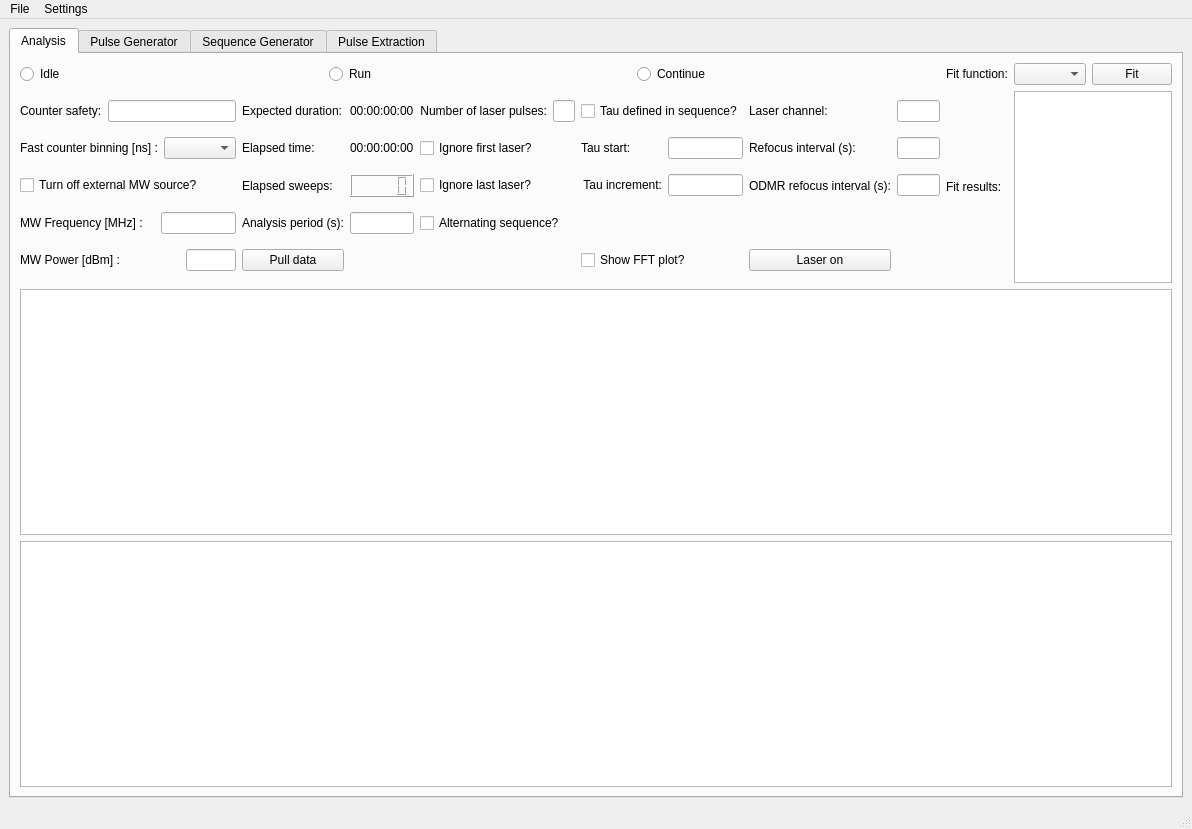
This is gui/pulsed/ui_pulsed_maingui.ui in Ulm-IQO/qudi as Qt 5 draws it before an edit. The edited form follows.
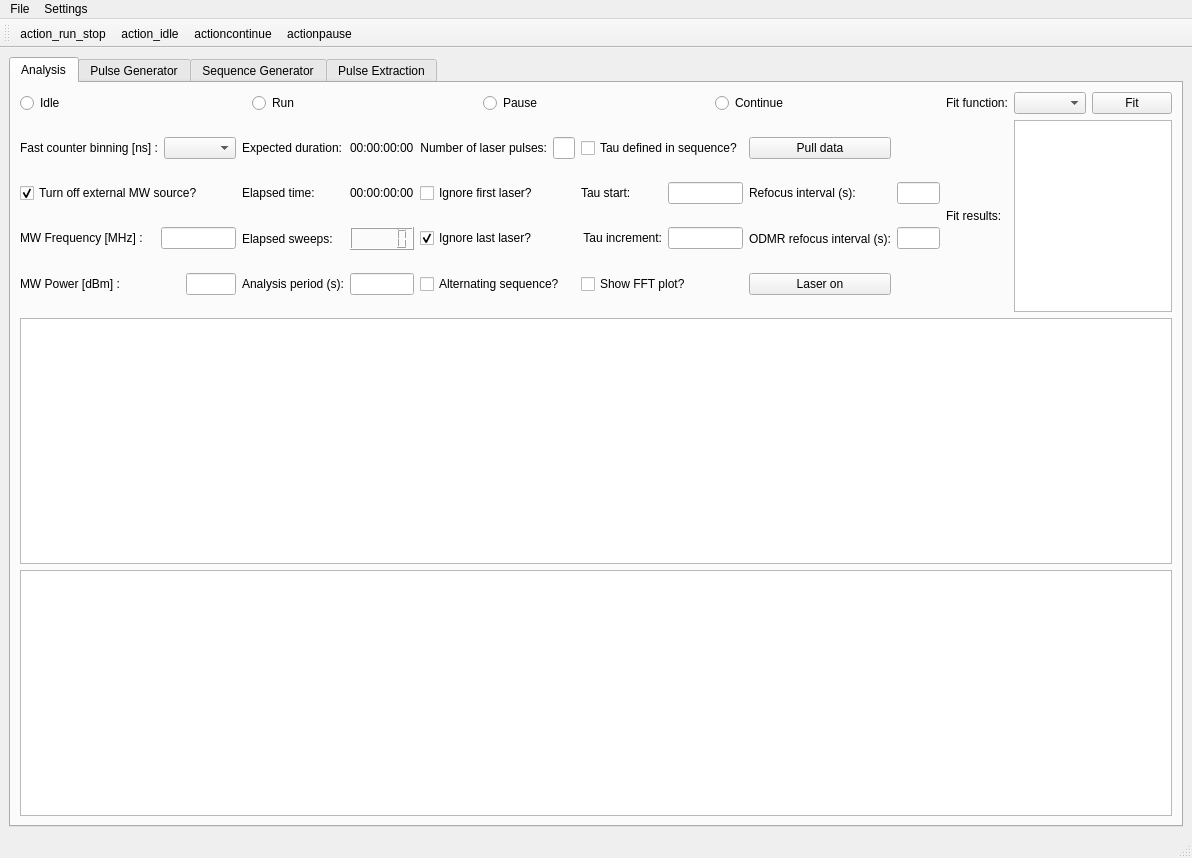
This is the edited form. The open tabs and pages were chosen to show the change. Icons and pictures are not drawn. Custom widgets are drawn as their Qt base class.

Commit message: some more changes in analyse-pulse-meausurement-gui

What changed in the file:
```diff
--- a/gui/pulsed/ui_pulsed_maingui.ui
+++ b/gui/pulsed/ui_pulsed_maingui.ui
@@ -7,7 +7,7 @@
     <x>0</x>
     <y>0</y>
     <width>1192</width>
-    <height>778</height>
+    <height>812</height>
    </rect>
   </property>
   <property name="windowTitle">
@@ -20,7 +20,7 @@
       <item row="0" column="0">
        <widget class="QTabWidget" name="tabWidget">
         <property name="currentIndex">
-         <number>1</number>
+         <number>0</number>
         </property>
         <widget class="QWidget" name="tab">
          <attribute name="title">
@@ -34,6 +34,9 @@
             </property>
            </widget>
           </item>
+          <item row="2" column="0">
+           <widget class="PlotWidget" name="fft_PlotWidget"/>
+          </item>
           <item row="0" column="0">
            <layout class="QGridLayout" name="gridLayout_4">
             <item row="0" column="0">
@@ -87,16 +90,6 @@
               </item>
               <item row="1" column="0">
                <layout class="QGridLayout" name="gridLayout_20">
-                <item row="0" column="10">
-                 <widget class="QLineEdit" name="laser_channel_LineEdit"/>
-                </item>
-                <item row="0" column="9">
-                 <widget class="QLabel" name="laser_channel_Label">
-                  <property name="text">
-                   <string>Laser channel:</string>
-                  </property>
-                 </widget>
-                </item>
                 <item row="3" column="3">
                  <widget class="QLineEdit" name="analysis_period_InputWidget">
                   <property name="maximumSize">
@@ -123,13 +116,6 @@
                 <item row="1" column="10">
                  <widget class="QLineEdit" name="refocus_interval_LineEdit"/>
                 </item>
-                <item row="4" column="9">
-                 <widget class="QPushButton" name="laser_on_PushButton">
-                  <property name="text">
-                   <string>Laser on</string>
-                  </property>
-                 </widget>
-                </item>
                 <item row="2" column="9">
                  <widget class="QLabel" name="odmr_refocus_interval_Label">
                   <property name="text">
@@ -142,6 +128,9 @@
                   <property name="text">
                    <string>Ignore last laser?</string>
                   </property>
+                  <property name="checked">
+                   <bool>true</bool>
+                  </property>
                  </widget>
                 </item>
                 <item row="2" column="2">
@@ -178,13 +167,6 @@
                   </property>
                  </widget>
                 </item>
-                <item row="4" column="2">
-                 <widget class="QPushButton" name="pull_data_pushButton">
-                  <property name="text">
-                   <string>Pull data</string>
-                  </property>
-                 </widget>
-                </item>
                 <item row="1" column="5">
                  <widget class="QCheckBox" name="ignore_first_laser_CheckBox">
                   <property name="text">
@@ -216,17 +198,10 @@
                   </property>
                  </widget>
                 </item>
-                <item row="2" column="0">
-                 <widget class="QCheckBox" name="turn_off_external_mw_source_CheckBo">
-                  <property name="text">
-                   <string>Turn off external MW source?</string>
-                  </property>
-                 </widget>
-                </item>
                 <item row="2" column="7">
                  <layout class="QGridLayout" name="gridLayout_33">
                   <item row="0" column="0">
-                   <widget class="QLabel" name="label_18">
+                   <widget class="QLabel" name="tau_increment_Label">
                     <property name="text">
                      <string>Tau increment:</string>
                     </property>
@@ -236,7 +211,7 @@
                    </widget>
                   </item>
                   <item row="0" column="1">
-                   <widget class="QLineEdit" name="tauincrement_InputWidget">
+                   <widget class="QLineEdit" name="tau_increment_InputWidget">
                     <property name="maximumSize">
                      <size>
                       <width>75</width>
@@ -260,65 +235,9 @@
                   </property>
                  </spacer>
                 </item>
-                <item row="1" column="0">
-                 <layout class="QGridLayout" name="gridLayout_28">
-                  <item row="0" column="0">
-                   <widget class="QLabel" name="label_16">
-                    <property name="text">
-                     <string>Fast counter binning [ns] :</string>
-                    </property>
-                   </widget>
-                  </item>
-                  <item row="0" column="1">
-                   <widget class="QComboBox" name="binning_comboBox"/>
-                  </item>
-                 </layout>
-                </item>
                 <item row="2" column="3">
                  <widget class="QLCDNumber" name="elapsed_sweeps_LCDNumber"/>
                 </item>
-                <item row="3" column="0">
-                 <layout class="QGridLayout" name="gridLayout_30">
-                  <item row="0" column="0">
-                   <widget class="QLabel" name="label_14">
-                    <property name="text">
-                     <string>MW Frequency [MHz] :</string>
-                    </property>
-                   </widget>
-                  </item>
-                  <item row="0" column="1">
-                   <widget class="QLineEdit" name="frequency_InputWidget">
-                    <property name="maximumSize">
-                     <size>
-                      <width>75</width>
-                      <height>16777215</height>
-                     </size>
-                    </property>
-                   </widget>
-                  </item>
-                 </layout>
-                </item>
-                <item row="4" column="0">
-                 <layout class="QGridLayout" name="gridLayout_31">
-                  <item row="0" column="0">
-                   <widget class="QLabel" name="label_13">
-                    <property name="text">
-                     <string>MW Power [dBm] :</string>
-                    </property>
-                   </widget>
-                  </item>
-                  <item row="0" column="1">
-                   <widget class="QLineEdit" name="power_InputWidget">
-                    <property name="maximumSize">
-                     <size>
-                      <width>50</width>
-                      <height>16777215</height>
-                     </size>
-                    </property>
-                   </widget>
-                  </item>
-                 </layout>
-                </item>
                 <item row="0" column="5">
                  <layout class="QGridLayout" name="gridLayout_27">
                   <item row="0" column="0">
@@ -362,7 +281,7 @@
                 <item row="1" column="7">
                  <layout class="QGridLayout" name="gridLayout_32">
                   <item row="0" column="0">
-                   <widget class="QLabel" name="label_19">
+                   <widget class="QLabel" name="tau_start_Label">
                     <property name="text">
                      <string>Tau start:</string>
                     </property>
@@ -372,7 +291,7 @@
                    </widget>
                   </item>
                   <item row="0" column="1">
-                   <widget class="QLineEdit" name="taustart_InputWidget">
+                   <widget class="QLineEdit" name="tau_start_InputWidget">
                     <property name="maximumSize">
                      <size>
                       <width>75</width>
@@ -422,7 +341,14 @@
                   </property>
                  </widget>
                 </item>
-                <item row="4" column="7">
+                <item row="3" column="9">
+                 <widget class="QPushButton" name="laser_on_PushButton">
+                  <property name="text">
+                   <string>Laser on</string>
+                  </property>
+                 </widget>
+                </item>
+                <item row="3" column="7">
                  <widget class="QCheckBox" name="show_fft_plot_CheckBox">
                   <property name="text">
                    <string>Show FFT plot?</string>
@@ -430,19 +356,78 @@
                  </widget>
                 </item>
                 <item row="0" column="0">
-                 <layout class="QGridLayout" name="gridLayout_34">
+                 <layout class="QGridLayout" name="gridLayout_28">
+                  <item row="0" column="2">
+                   <widget class="QComboBox" name="binning_comboBox"/>
+                  </item>
+                  <item row="0" column="1">
+                   <widget class="QLabel" name="label_16">
+                    <property name="text">
+                     <string>Fast counter binning [ns] :</string>
+                    </property>
+                   </widget>
+                  </item>
+                 </layout>
+                </item>
+                <item row="1" column="0">
+                 <widget class="QCheckBox" name="turn_off_external_mw_source_CheckBox">
+                  <property name="text">
+                   <string>Turn off external MW source?</string>
+                  </property>
+                  <property name="checked">
+                   <bool>true</bool>
+                  </property>
+                 </widget>
+                </item>
+                <item row="2" column="0">
+                 <layout class="QGridLayout" name="gridLayout_30">
                   <item row="0" column="0">
-                   <widget class="QLabel" name="counter_safety_Label">
+                   <widget class="QLabel" name="mw_frequency_Label">
                     <property name="text">
-                     <string>Counter safety:</string>
+                     <string>MW Frequency [MHz] :</string>
                     </property>
                    </widget>
                   </item>
                   <item row="0" column="1">
-                   <widget class="QLineEdit" name="counter_safety_LineEdit"/>
+                   <widget class="QLineEdit" name="mw_frequency_InputWidget">
+                    <property name="maximumSize">
+                     <size>
+                      <width>75</width>
+                      <height>16777215</height>
+                     </size>
+                    </property>
+                   </widget>
                   </item>
                  </layout>
                 </item>
+                <item row="3" column="0">
+                 <layout class="QGridLayout" name="gridLayout_31">
+                  <item row="0" column="0">
+                   <widget class="QLabel" name="mw_power_Label">
+                    <property name="text">
+                     <string>MW Power [dBm] :</string>
+                    </property>
+                   </widget>
+                  </item>
+                  <item row="0" column="1">
+                   <widget class="QLineEdit" name="mw_power_InputWidget">
+                    <property name="maximumSize">
+                     <size>
+                      <width>50</width>
+                      <height>16777215</height>
+                     </size>
+                    </property>
+                   </widget>
+                  </item>
+                 </layout>
+                </item>
+                <item row="0" column="9">
+                 <widget class="QPushButton" name="pull_data_pushButton">
+                  <property name="text">
+                   <string>Pull data</string>
+                  </property>
+                 </widget>
+                </item>
                </layout>
               </item>
               <item row="0" column="0">
@@ -454,29 +439,33 @@
                   </property>
                  </widget>
                 </item>
-                <item row="0" column="1">
-                 <widget class="QRadioButton" name="run_radioButton">
-                  <property name="text">
-                   <string>Run</string>
-                  </property>
-                 </widget>
-                </item>
-                <item row="0" column="2">
+                <item row="0" column="3">
                  <widget class="QRadioButton" name="continue_RadiButton">
                   <property name="text">
                    <string>Continue</string>
                   </property>
                  </widget>
                 </item>
+                <item row="0" column="1">
+                 <widget class="QRadioButton" name="run_radioButton">
+                  <property name="text">
+                   <string>Run</string>
+                  </property>
+                 </widget>
+                </item>
+                <item row="0" column="2">
+                 <widget class="QRadioButton" name="radioButton">
+                  <property name="text">
+                   <string>Pause</string>
+                  </property>
+                 </widget>
+                </item>
                </layout>
               </item>
              </layout>
             </item>
            </layout>
           </item>
-          <item row="2" column="0">
-           <widget class="PlotWidget" name="fft_PlotWidget"/>
-          </item>
          </layout>
         </widget>
         <widget class="QWidget" name="tab_2">
@@ -1315,72 +1304,6 @@
               <item row="1" column="1">
                <widget class="PlotWidget" name="signal_to__ratio_PlotWidget"/>
               </item>
-              <item row="1" column="0">
-               <layout class="QGridLayout" name="gridLayout_23">
-                <item row="0" column="0">
-                 <widget class="QLabel" name="auto_analyzer_time_Label">
-                  <property name="text">
-                   <string>auto analyzer time:</string>
-                  </property>
-                 </widget>
-                </item>
-                <item row="2" column="0">
-                 <widget class="QLabel" name="normalize_safety_Label">
-                  <property name="text">
-                   <string>Normalize safety (ns)</string>
-                  </property>
-                 </widget>
-                </item>
-                <item row="3" column="1">
-                 <widget class="QSpinBox" name="max_offset_SpinBox">
-                  <property name="maximum">
-                   <number>99999999</number>
-                  </property>
-                  <property name="value">
-                   <number>500</number>
-                  </property>
-                 </widget>
-                </item>
-                <item row="2" column="1">
-                 <widget class="QDoubleSpinBox" name="normalize_safety_SpinBox">
-                  <property name="maximum">
-                   <double>99999999.989999994635582</double>
-                  </property>
-                  <property name="value">
-                   <double>5.000000000000000</double>
-                  </property>
-                 </widget>
-                </item>
-                <item row="1" column="1">
-                 <widget class="QCheckBox" name="do_average_normalization_CheckBox">
-                  <property name="text">
-                   <string/>
-                  </property>
-                 </widget>
-                </item>
-                <item row="0" column="1">
-                 <widget class="QPushButton" name="auto_analyzer_time_PushButton">
-                  <property name="text">
-                   <string>Auto</string>
-                  </property>
-                 </widget>
-                </item>
-                <item row="1" column="0">
-                 <widget class="QLabel" name="do_average_normalization_Label">
-                  <property name="text">
-                   <string>Do averaged normalization?</string>
-                  </property>
-                 </widget>
-                </item>
-                <item row="3" column="0">
-                 <widget class="QLabel" name="max_offset_Label">
-                  <property name="text">
-                   <string>Max offset (bins)</string>
-                  </property>
-                 </widget>
-                </item>
-               </layout>
-              </item>
               <item row="4" column="1">
                <widget class="PlotWidget" name="lasertrace_plot_ViewWidget">
                 <property name="autoFillBackground">
@@ -1520,22 +1443,7 @@
                </layout>
               </item>
               <item row="0" column="0">
-               <layout class="QGridLayout" name="gridLayout_29">
-                <item row="0" column="0">
-                 <widget class="QRadioButton" name="analysis1_RadioButton_3">
-                  <property name="text">
-                   <string>Analysis1</string>
-                  </property>
-                 </widget>
-                </item>
-                <item row="0" column="1">
-                 <widget class="QRadioButton" name="analysis2_RadioButton">
-                  <property name="text">
-                   <string>Analysis 2</string>
-                  </property>
-                 </widget>
-                </item>
-               </layout>
+               <layout class="QGridLayout" name="gridLayout_29"/>
               </item>
              </layout>
             </item>
@@ -1576,6 +1484,21 @@
    <addaction name="menuSettings"/>
   </widget>
   <widget class="QStatusBar" name="statusbar"/>
+  <widget class="QToolBar" name="toolBar">
+   <property name="windowTitle">
+    <string>toolBar</string>
+   </property>
+   <attribute name="toolBarArea">
+    <enum>TopToolBarArea</enum>
+   </attribute>
+   <attribute name="toolBarBreak">
+    <bool>true</bool>
+   </attribute>
+   <addaction name="actionAction_run_stop"/>
+   <addaction name="actionAction_idle"/>
+   <addaction name="actionActioncontinue"/>
+   <addaction name="actionActionpause"/>
+  </widget>
   <action name="actionSettings_Sequence">
    <property name="text">
     <string>Settings: Analysis</string>
@@ -1596,6 +1519,50 @@
     <string>Save</string>
    </property>
   </action>
+  <action name="actionTest">
+   <property name="text">
+    <string>test</string>
+   </property>
+   <property name="toolTip">
+    <string>Test</string>
+   </property>
+  </action>
+  <action name="actionAction_run_stop">
+   <property name="icon">
+    <iconset>
+     <normaloff>../../artwork/icons/qudiTheme/22x22/scan_xy_start.png</normaloff>../../artwork/icons/qudiTheme/22x22/scan_xy_start.png</iconset>
+   </property>
+   <property name="text">
+    <string>action_run_stop</string>
+   </property>
+  </action>
+  <action name="actionAction_idle">
+   <property name="icon">
+    <iconset>
+     <normaloff>../../artwork/icons/qudiTheme/22x22/stop.png</normaloff>../../artwork/icons/qudiTheme/22x22/stop.png</iconset>
+   </property>
+   <property name="text">
+    <string>action_idle</string>
+   </property>
+  </action>
+  <action name="actionActioncontinue">
+   <property name="icon">
+    <iconset>
+     <normaloff>../../artwork/icons/qudiTheme/22x22/scan_xy_resume.png</normaloff>../../artwork/icons/qudiTheme/22x22/scan_xy_resume.png</iconset>
+   </property>
+   <property name="text">
+    <string>actioncontinue</string>
+   </property>
+  </action>
+  <action name="actionActionpause">
+   <property name="icon">
+    <iconset>
+     <normaloff>../../artwork/icons/qudiTheme/22x22/utilities-terminal.png</normaloff>../../artwork/icons/qudiTheme/22x22/utilities-terminal.png</iconset>
+   </property>
+   <property name="text">
+    <string>actionpause</string>
+   </property>
+  </action>
  </widget>
  <customwidgets>
   <customwidget>
```
The commit also changes 1 other file.
